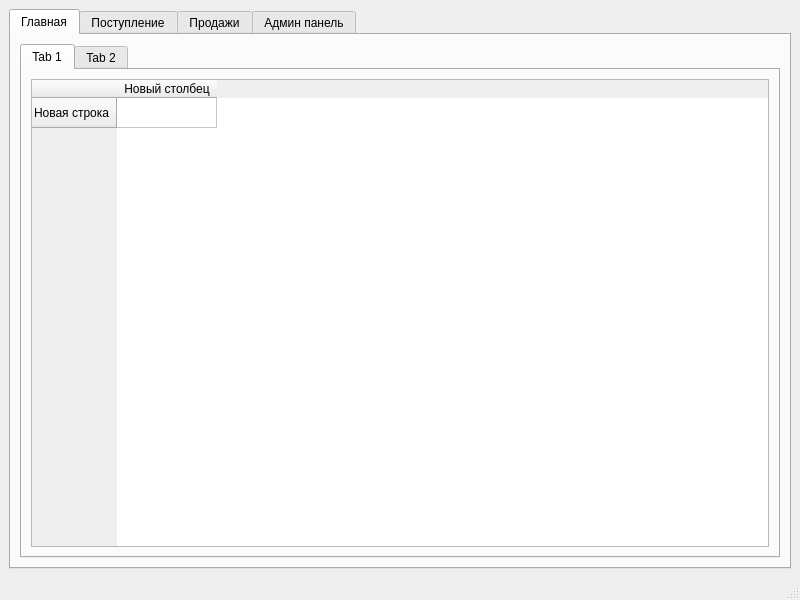
waay01/Internship, file mainwindow.ui: the form before one commit.
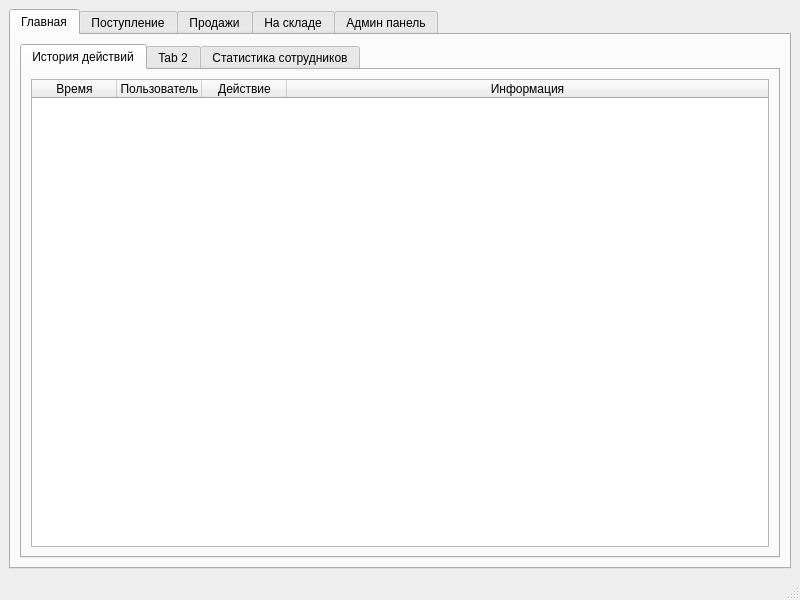
The form after the commit. The open tabs and pages were chosen to show the change.

The edit to the form file:
```diff
--- a/mainwindow.ui
+++ b/mainwindow.ui
@@ -32,19 +32,62 @@
           </property>
           <widget class="QWidget" name="tab_5">
            <attribute name="title">
-            <string>Tab 1</string>
+            <string>История действий</string>
            </attribute>
            <layout class="QGridLayout" name="gridLayout_2">
             <item row="1" column="0">
              <widget class="QTableWidget" name="tableWidget">
-              <row>
+              <attribute name="horizontalHeaderVisible">
+               <bool>true</bool>
+              </attribute>
+              <attribute name="horizontalHeaderCascadingSectionResizes">
+               <bool>true</bool>
+              </attribute>
+              <attribute name="horizontalHeaderMinimumSectionSize">
+               <number>60</number>
+              </attribute>
+              <attribute name="horizontalHeaderDefaultSectionSize">
+               <number>85</number>
+              </attribute>
+              <attribute name="horizontalHeaderHighlightSections">
+               <bool>false</bool>
+              </attribute>
+              <attribute name="horizontalHeaderStretchLastSection">
+               <bool>true</bool>
+              </attribute>
+              <attribute name="verticalHeaderVisible">
+               <bool>false</bool>
+              </attribute>
+              <attribute name="verticalHeaderCascadingSectionResizes">
+               <bool>false</bool>
+              </attribute>
+              <attribute name="verticalHeaderHighlightSections">
+               <bool>true</bool>
+              </attribute>
+              <attribute name="verticalHeaderShowSortIndicator" stdset="0">
+               <bool>false</bool>
+              </attribute>
+              <attribute name="verticalHeaderStretchLastSection">
+               <bool>false</bool>
+              </attribute>
+              <column>
                <property name="text">
-                <string>Новая строка</string>
+                <string>Время</string>
                </property>
-              </row>
+              </column>
               <column>
                <property name="text">
-                <string>Новый столбец</string>
+                <string>Пользователь</string>
+               </property>
+              </column>
+              <column>
+               <property name="text">
+                <string>Действие</string>
+               </property>
+              </column>
+              <column>
+               <property name="text">
+                <string>Информация</string>
                </property>
               </column>
              </widget>
@@ -55,6 +98,26 @@
            <attribute name="title">
             <string>Tab 2</string>
            </attribute>
+           <widget class="QCalendarWidget" name="calendarWidget">
+            <property name="geometry">
+             <rect>
+              <x>20</x>
+              <y>20</y>
+              <width>312</width>
+              <height>190</height>
+             </rect>
+            </property>
+           </widget>
+          </widget>
+          <widget class="QWidget" name="tab_8">
+           <attribute name="title">
+            <string>Статистика сотрудников</string>
+           </attribute>
+           <layout class="QGridLayout" name="gridLayout_7">
+            <item row="0" column="0">
+             <layout class="QVBoxLayout" name="verticalLayout_2"/>
+            </item>
+           </layout>
           </widget>
          </widget>
         </item>
@@ -72,6 +135,29 @@
        <attribute name="title">
         <string>Продажи</string>
        </attribute>
+       <layout class="QGridLayout" name="gridLayout_5">
+        <item row="0" column="0">
+         <widget class="QTableWidget" name="tableWidget_3">
+          <property name="editTriggers">
+           <set>QAbstractItemView::NoEditTriggers</set>
+          </property>
+         </widget>
+        </item>
+       </layout>
+      </widget>
+      <widget class="QWidget" name="tab_7">
+       <attribute name="title">
+        <string>На складе</string>
+       </attribute>
+       <layout class="QGridLayout" name="gridLayout_6">
+        <item row="0" column="0">
+         <widget class="QTableWidget" name="tableWidget_4">
+          <property name="editTriggers">
+           <set>QAbstractItemView::NoEditTriggers</set>
+          </property>
+         </widget>
+        </item>
+       </layout>
       </widget>
       <widget class="QWidget" name="tab_4">
        <attribute name="title">
```
Left out of the diff: 20 changed lines with no effect on the pictures.
